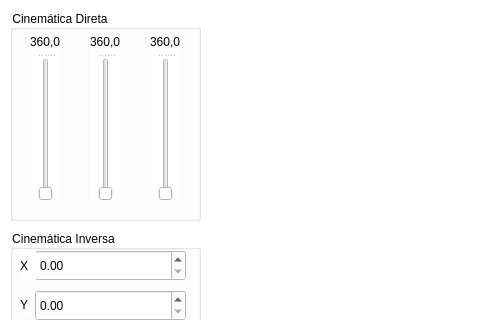
This is controlador/gui.ui in leonardo-unicamp/ES827-Robo-RRR as Qt 5 draws it before an edit; both pictures show x 0 to 480 and y 0 to 320 of the 786 by 496 pixel window. The edited form follows.
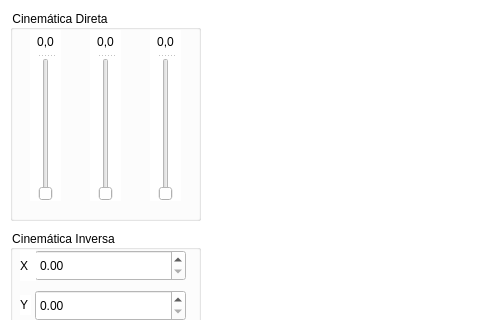
This is the edited form. Custom widgets are drawn as their Qt base class.

Commit message: implementa funcionalidade de simulação via slider de junta rotacional

Patch:
```diff
--- a/controlador/gui.ui
+++ b/controlador/gui.ui
@@ -62,7 +62,10 @@
      </property>
      <widget class="QLabel" name="label_2">
       <property name="text">
-       <string>360,0</string>
+       <string>0,0</string>
+      </property>
+      <property name="alignment">
+       <set>Qt::AlignCenter</set>
       </property>
      </widget>
      <widget class="QSlider" name="verticalSlider_2">
@@ -85,7 +88,10 @@
      </property>
      <widget class="QLabel" name="label_3">
       <property name="text">
-       <string>360,0</string>
+       <string>0,0</string>
+      </property>
+      <property name="alignment">
+       <set>Qt::AlignCenter</set>
       </property>
      </widget>
      <widget class="QSlider" name="verticalSlider_3">
@@ -108,7 +114,10 @@
      </property>
      <widget class="QLabel" name="label">
       <property name="text">
-       <string>360,0</string>
+       <string>0,0</string>
+      </property>
+      <property name="alignment">
+       <set>Qt::AlignCenter</set>
       </property>
      </widget>
      <widget class="QSlider" name="verticalSlider">
```
Left out of the diff: 26 changed lines with no effect on the pictures. The commit also changes 5 other files.
